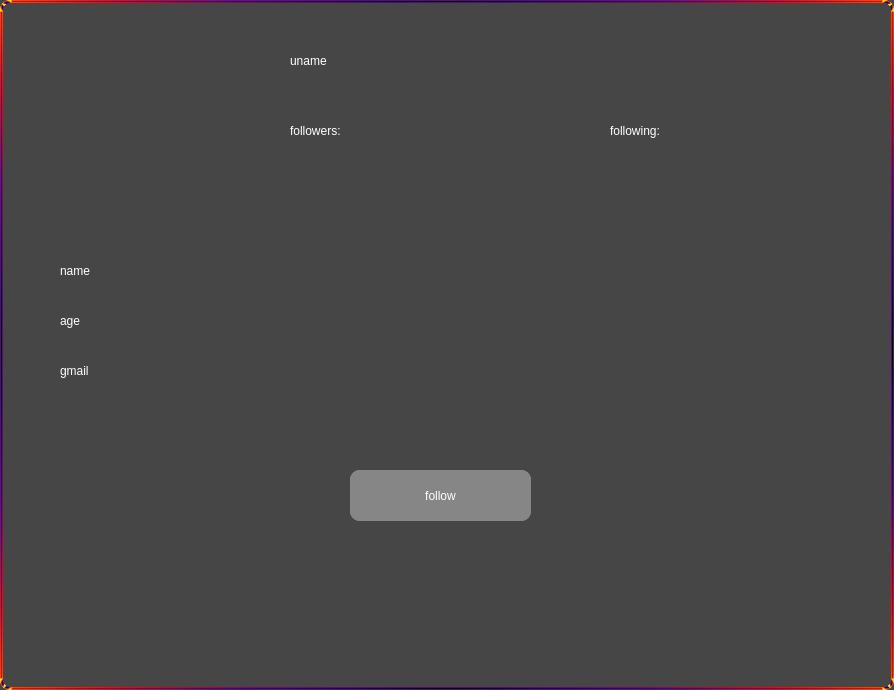
mmohammadi83/social-network, file social-network/profile.ui: the form before one commit.
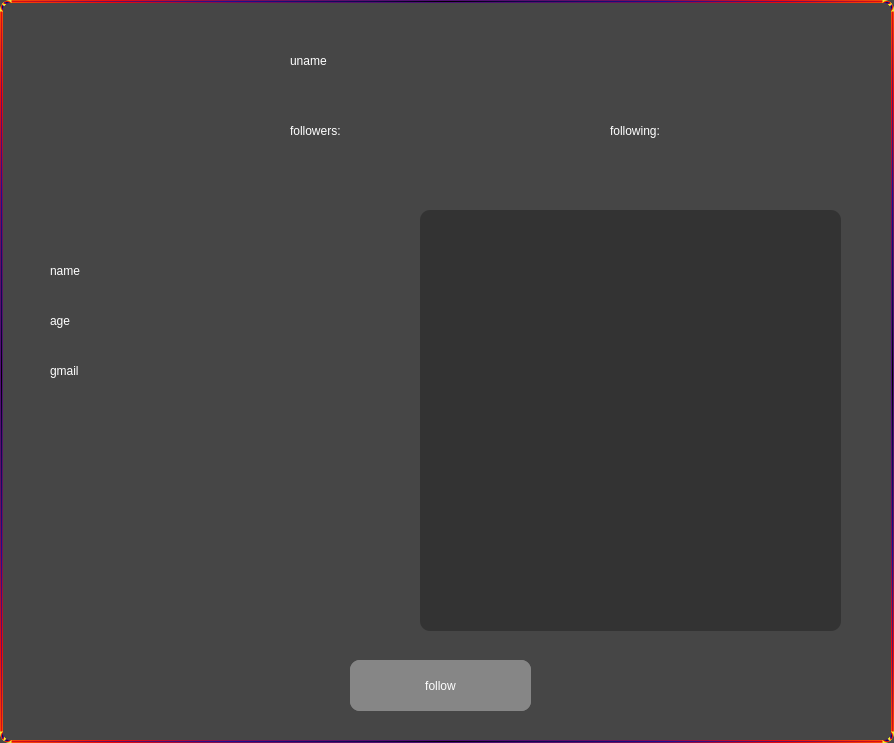
The form after the commit.

Commit message: add posts and private page and ethier

Diff of the .ui file:
```diff
--- a/social-network/profile.ui
+++ b/social-network/profile.ui
@@ -7,7 +7,7 @@
     <x>0</x>
     <y>0</y>
     <width>894</width>
-    <height>690</height>
+    <height>743</height>
    </rect>
   </property>
   <property name="windowTitle">
@@ -106,9 +106,9 @@
   <widget class="QLabel" name="gmail">
    <property name="geometry">
     <rect>
-     <x>60</x>
+     <x>50</x>
      <y>350</y>
-     <width>591</width>
+     <width>381</width>
      <height>41</height>
     </rect>
    </property>
@@ -122,9 +122,9 @@
   <widget class="QLabel" name="name">
    <property name="geometry">
     <rect>
-     <x>60</x>
+     <x>50</x>
      <y>250</y>
-     <width>481</width>
+     <width>391</width>
      <height>41</height>
     </rect>
    </property>
@@ -138,7 +138,7 @@
   <widget class="QLabel" name="age">
    <property name="geometry">
     <rect>
-     <x>60</x>
+     <x>50</x>
      <y>300</y>
      <width>231</width>
      <height>41</height>
@@ -155,7 +155,7 @@
    <property name="geometry">
     <rect>
      <x>350</x>
-     <y>470</y>
+     <y>660</y>
      <width>181</width>
      <height>51</height>
     </rect>
@@ -172,7 +172,7 @@
    <property name="geometry">
     <rect>
      <x>350</x>
-     <y>470</y>
+     <y>660</y>
      <width>181</width>
      <height>51</height>
     </rect>
@@ -201,6 +201,21 @@
     <string/>
    </property>
   </widget>
+  <widget class="QListWidget" name="posts">
+   <property name="geometry">
+    <rect>
+     <x>420</x>
+     <y>210</y>
+     <width>421</width>
+     <height>421</height>
+    </rect>
+   </property>
+   <property name="styleSheet">
+    <string notr="true">background-color: rgb(51, 51, 51);
+font: 16pt &quot;Microsoft YaHei UI&quot;;
+border-width: 0px;</string>
+   </property>
+  </widget>
  </widget>
  <resources/>
  <connections/>
```
The commit also changes 45 other files.
